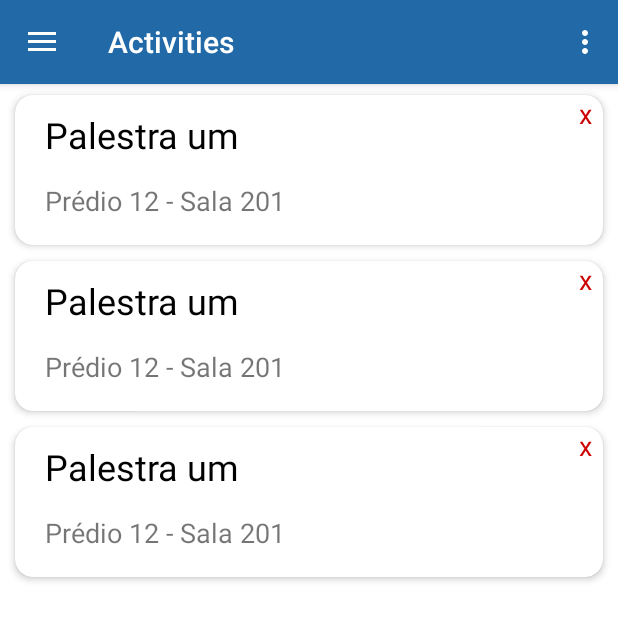
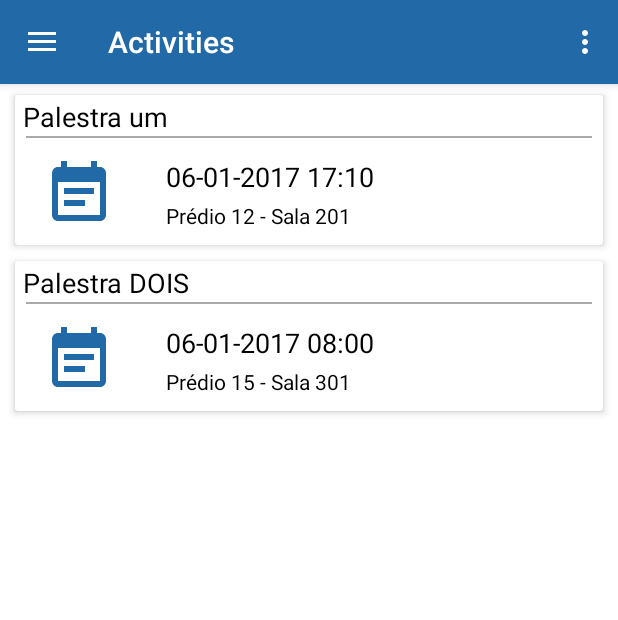
Before and after one commit to GAJ2L/Eventtus, an Android app: the fragment ActivityFragment placed in its activity, on a phone screen of 412 x 824 dp. Shown: the top 620 px of the screen. Run offline under Robolectric (Android 15) with nearby library versions, the phone set to English and light mode, and no system bars.

Commit message:
Ajutado atividade e eventos

```diff
--- a/app/src/main/java/com/gaj2l/eventtus/view/adapters/ActivityAdapter.java
+++ b/app/src/main/java/com/gaj2l/eventtus/view/adapters/ActivityAdapter.java
@@ -12,6 +12,8 @@ import com.gaj2l.eventtus.models.Activity;
 import com.gaj2l.eventtus.view.activities.BaseActivity;
 import com.gaj2l.eventtus.view.fragments.ActivityFragment;
 import com.gaj2l.eventtus.view.fragments.DetailActivityFragment;
+
+import org.threeten.bp.format.DateTimeFormatter;
 
 import java.util.List;
 
@@ -28,7 +30,7 @@ public class ActivityAdapter extends RecyclerView.Adapter<ActivityAdapter.ViewHo
 
     @Override
     public ViewHolder onCreateViewHolder(ViewGroup viewGroup, int i) {
-        View v = LayoutInflater.from(viewGroup.getContext()).inflate(R.layout.card_layout, viewGroup, false);
+        View v = LayoutInflater.from(viewGroup.getContext()).inflate(R.layout.card_activity_layout, viewGroup, false);
         ViewHolder viewHolder = new ViewHolder(v);
         return viewHolder;
     }
@@ -37,7 +39,8 @@ public class ActivityAdapter extends RecyclerView.Adapter<ActivityAdapter.ViewHo
     @Override
     public void onBindViewHolder(ViewHolder viewHolder, int i) {
         viewHolder.setItemTitle(getActivity(i).getName());
-        viewHolder.setItemDetail(getActivity(i).getLocalName());
+        viewHolder.setItemLocal(getActivity(i).getLocalName());
+        viewHolder.setItemDateStart(getActivity(i).getDtStart().format(DateTimeFormatter.ofPattern("dd-MM-y HH:mm")));
     }
 
     @Override
@@ -52,26 +55,19 @@ public class ActivityAdapter extends RecyclerView.Adapter<ActivityAdapter.ViewHo
 
     class ViewHolder extends RecyclerView.ViewHolder {
         public TextView itemTitle;
-        public TextView itemDetail;
-        public TextView btnRemove;
+        public TextView itemLocal;
+        public TextView itemDateStart;
 
         public ViewHolder(View itemView) {
             super(itemView);
-            itemTitle = (TextView) itemView.findViewById(R.id.item_title);
-            itemDetail = (TextView) itemView.findViewById(R.id.item_detail);
-            btnRemove = (TextView) itemView.findViewById(R.id.btnRemove);
+            itemTitle     = (TextView) itemView.findViewById(R.id.txtName);
+            itemLocal     = (TextView) itemView.findViewById(R.id.txtLocal);
+            itemDateStart = (TextView) itemView.findViewById(R.id.txtDateStart);
 
             itemView.setOnClickListener(new View.OnClickListener() {
                 @Override
                 public void onClick(View v) {
                     onClickCard(v);
-                }
-            });
-
-            btnRemove.setOnClickListener(new View.OnClickListener() {
-                @Override
-                public void onClick(View v) {
-                    onRemove(v);
                 }
             });
         }
@@ -80,8 +76,12 @@ public class ActivityAdapter extends RecyclerView.Adapter<ActivityAdapter.ViewHo
             itemTitle.setText(title);
         }
 
-        public void setItemDetail(String detail) {
-            itemDetail.setText(detail);
+        public void setItemLocal(String detail) {
+            itemLocal.setText(detail);
+        }
+
+        public void setItemDateStart(String date) {
+            itemDateStart.setText(date);
         }
 
         public void onClickCard(View v) {
@@ -89,9 +89,5 @@ public class ActivityAdapter extends RecyclerView.Adapter<ActivityAdapter.ViewHo
             fragment.setActivity(list.get(getAdapterPosition()));
             ((BaseActivity) v.getContext()).getFragmentManager().beginTransaction().replace(R.id.fragment, fragment).addToBackStack("DetailActivityFragment").commit();
         }
-
-        public void onRemove(View v) {
-            Snackbar.make(v, "Atividade: " + getAdapterPosition() + " removido!", Snackbar.LENGTH_SHORT).show();
-        }
     }
 }
--- a/app/src/main/java/com/gaj2l/eventtus/view/adapters/EventAdapter.java
+++ b/app/src/main/java/com/gaj2l/eventtus/view/adapters/EventAdapter.java
@@ -14,6 +14,7 @@ import android.widget.TextView;
 import com.gaj2l.eventtus.R;
 import com.gaj2l.eventtus.models.Event;
 import com.gaj2l.eventtus.view.fragments.ActivityFragment;
+import com.gaj2l.eventtus.view.fragments.DetailEventFragment;
 
 import java.util.List;
 
@@ -89,7 +90,9 @@ public class EventAdapter extends RecyclerView.Adapter<EventAdapter.ViewHolder>
         }
 
         public void onClickCard(View v) {
-            ((Activity) v.getContext()).getFragmentManager().beginTransaction().replace(R.id.fragment, new ActivityFragment()).addToBackStack("ActivityFragment").commit();
+            DetailEventFragment fragment = new DetailEventFragment();
+            fragment.setEvent(list.get(getAdapterPosition()));
+            ((Activity) v.getContext()).getFragmentManager().beginTransaction().replace(R.id.fragment, fragment ).addToBackStack("DetailEventFragment").commit();
         }
 
         public void onRemove(View v) {
--- a/app/src/main/java/com/gaj2l/eventtus/view/fragments/ActivityFragment.java
+++ b/app/src/main/java/com/gaj2l/eventtus/view/fragments/ActivityFragment.java
@@ -14,6 +14,10 @@ import com.gaj2l.eventtus.models.Activity;
 import com.gaj2l.eventtus.view.activities.BaseActivity;
 import com.gaj2l.eventtus.view.adapters.ActivityAdapter;
 
+import org.threeten.bp.OffsetDateTime;
+import org.threeten.bp.ZoneOffset;
+import org.threeten.bp.format.DateTimeFormatter;
+
 import java.util.ArrayList;
 import java.util.List;
 
@@ -24,10 +28,16 @@ public class ActivityFragment extends Fragment {
         activities = new ArrayList();
         Activity a = new Activity();
         a.setName("Palestra um");
+        a.setDtStart( OffsetDateTime.of(2017,01,06,17,10,0,0, ZoneOffset.UTC) );
+        a.setDtEnd( OffsetDateTime.of(2017,01,06,17,50,0,0, ZoneOffset.UTC) );
         a.setLocalName("Prédio 12 - Sala 201");
         activities.add(a);
-        activities.add(a);
-        activities.add(a);
+        Activity b = new Activity();
+        b.setName("Palestra DOIS");
+        b.setDtStart( OffsetDateTime.of(2017,01,06,8,00,0,0, ZoneOffset.UTC) );
+        b.setDtEnd( OffsetDateTime.of(2017,01,07,18,30,0,0, ZoneOffset.UTC) );
+        b.setLocalName("Prédio 15 - Sala 301");
+        activities.add(b);
     }
 
     @Override
--- a/app/src/main/java/com/gaj2l/eventtus/view/fragments/EventFragment.java
+++ b/app/src/main/java/com/gaj2l/eventtus/view/fragments/EventFragment.java
@@ -14,6 +14,9 @@ import com.gaj2l.eventtus.models.Event;
 import com.gaj2l.eventtus.view.activities.BaseActivity;
 import com.gaj2l.eventtus.view.adapters.EventAdapter;
 
+import org.threeten.bp.OffsetDateTime;
+import org.threeten.bp.ZoneOffset;
+
 import java.util.ArrayList;
 import java.util.List;
 
@@ -23,8 +26,10 @@ public class EventFragment extends Fragment {
     public EventFragment() {
         events = new ArrayList();
         Event e = new Event();
-        e.setName("Crie XP");
-        e.setDescription("15-03-2017 à 30-03-2017");
+        e.setName("Eventtus");
+        e.setDtStart( OffsetDateTime.of(2017,01,01,8,10,0,0, ZoneOffset.UTC) );
+        e.setDtEnd( OffsetDateTime.of(2017,01,16,17,50,0,0, ZoneOffset.UTC) );
+        e.setDescription("Nunca é tarde para inovar");
         events.add(e);
         events.add(e);
         events.add(e);
--- a/app/src/main/res/drawable/activity.xml
+++ b/app/src/main/res/drawable/activity.xml
@@ -1,9 +1,9 @@
 <vector xmlns:android="http://schemas.android.com/apk/res/android"
-        android:width="24dp"
-        android:height="24dp"
+        android:width="30dp"
+        android:height="30dp"
         android:viewportWidth="24.0"
         android:viewportHeight="24.0">
     <path
-        android:fillColor="#FF000000"
+        android:fillColor="#FFF"
         android:pathData="M19,2h-4.18C14.4,0.84 13.3,0 12,0c-1.3,0 -2.4,0.84 -2.82,2L5,2c-1.1,0 -2,0.9 -2,2v16c0,1.1 0.9,2 2,2h14c1.1,0 2,-0.9 2,-2L21,4c0,-1.1 -0.9,-2 -2,-2zM12,2c0.55,0 1,0.45 1,1s-0.45,1 -1,1 -1,-0.45 -1,-1 0.45,-1 1,-1zM19,20L5,20L5,4h2v3h10L17,4h2v16z"/>
 </vector>
--- /dev/null
+++ b/app/src/main/res/drawable/calendar.xml
@@ -0,0 +1,4 @@
+<vector android:height="48dp" android:viewportHeight="24.0"
+    android:viewportWidth="24.0" android:width="48dp" xmlns:android="http://schemas.android.com/apk/res/android">
+    <path android:fillColor="#2269a7" android:pathData="M17,10L7,10v2h10v-2zM19,3h-1L18,1h-2v2L8,3L8,1L6,1v2L5,3c-1.11,0 -1.99,0.9 -1.99,2L3,19c0,1.1 0.89,2 2,2h14c1.1,0 2,-0.9 2,-2L21,5c0,-1.1 -0.9,-2 -2,-2zM19,19L5,19L5,8h14v11zM14,14L7,14v2h7v-2z"/>
+</vector>
--- a/app/src/main/res/drawable/contact.xml
+++ b/app/src/main/res/drawable/contact.xml
@@ -1,9 +1,9 @@
 <vector xmlns:android="http://schemas.android.com/apk/res/android"
-        android:width="24dp"
-        android:height="24dp"
+        android:width="30dp"
+        android:height="30dp"
         android:viewportWidth="24.0"
         android:viewportHeight="24.0">
     <path
-        android:fillColor="#FF000000"
+        android:fillColor="#FFF"
         android:pathData="M21,8L21,7l-3,2 -3,-2v1l3,2 3,-2zM22,3L2,3C0.9,3 0,3.9 0,5v14c0,1.1 0.9,2 2,2h20c1.1,0 1.99,-0.9 1.99,-2L24,5c0,-1.1 -0.9,-2 -2,-2zM8,6c1.66,0 3,1.34 3,3s-1.34,3 -3,3 -3,-1.34 -3,-3 1.34,-3 3,-3zM14,18L2,18v-1c0,-2 4,-3.1 6,-3.1s6,1.1 6,3.1v1zM22,12h-8L14,6h8v6z"/>
 </vector>
--- a/app/src/main/res/drawable/delete.xml
+++ b/app/src/main/res/drawable/delete.xml
@@ -1,9 +1,9 @@
 <vector xmlns:android="http://schemas.android.com/apk/res/android"
-        android:width="24dp"
-        android:height="24dp"
+        android:width="30dp"
+        android:height="30dp"
         android:viewportWidth="24.0"
         android:viewportHeight="24.0">
     <path
-        android:fillColor="#FF000000"
+        android:fillColor="#FFF"
         android:pathData="M6,19c0,1.1 0.9,2 2,2h8c1.1,0 2,-0.9 2,-2L18,7L6,7v12zM8.46,11.88l1.41,-1.41L12,12.59l2.12,-2.12 1.41,1.41L13.41,14l2.12,2.12 -1.41,1.41L12,15.41l-2.12,2.12 -1.41,-1.41L10.59,14l-2.13,-2.12zM15.5,4l-1,-1h-5l-1,1L5,4v2h14L19,4z"/>
 </vector>
--- a/app/src/main/res/drawable/list.xml
+++ b/app/src/main/res/drawable/list.xml
@@ -1,9 +1,4 @@
-<vector xmlns:android="http://schemas.android.com/apk/res/android"
-        android:width="24dp"
-        android:height="24dp"
-        android:viewportWidth="24.0"
-        android:viewportHeight="24.0">
-    <path
-        android:fillColor="#FF000000"
-        android:pathData="M3,13h2v-2L3,11v2zM3,17h2v-2L3,15v2zM3,9h2L5,7L3,7v2zM7,13h14v-2L7,11v2zM7,17h14v-2L7,15v2zM7,7v2h14L21,7L7,7z"/>
+<vector android:height="30dp" android:viewportHeight="24.0"
+    android:viewportWidth="24.0" android:width="30dp" xmlns:android="http://schemas.android.com/apk/res/android">
+    <path android:fillColor="#FFF" android:pathData="M3,13h2v-2L3,11v2zM3,17h2v-2L3,15v2zM3,9h2L5,7L3,7v2zM7,13h14v-2L7,11v2zM7,17h14v-2L7,15v2zM7,7v2h14L21,7L7,7z"/>
 </vector>
--- /dev/null
+++ b/app/src/main/res/layout/card_activity_layout.xml
@@ -0,0 +1,75 @@
+<?xml version="1.0" encoding="utf-8"?>
+<android.support.v7.widget.CardView xmlns:android="http://schemas.android.com/apk/res/android"
+    xmlns:card_view="http://schemas.android.com/apk/res-auto"
+    xmlns:tools="http://schemas.android.com/tools"
+    android:id="@+id/card_view"
+    android:layout_width="match_parent"
+    android:layout_height="100dp"
+    android:layout_marginBottom="3dp"
+    android:layout_marginLeft="10dp"
+    android:layout_marginRight="10dp"
+    android:layout_marginTop="7dp"
+    android:clickable="true"
+    android:foreground="?selectableItemBackground"
+    card_view:cardBackgroundColor="@color/colorAccent"
+    card_view:cardElevation="3dp">
+
+    <RelativeLayout
+        android:layout_width="match_parent"
+        android:layout_height="match_parent">
+
+        <TextView
+            android:id="@+id/txtLocal"
+            android:layout_width="match_parent"
+            android:layout_height="wrap_content"
+            android:layout_alignBottom="@+id/icActivty"
+            android:layout_alignEnd="@+id/txtDateStart"
+            android:layout_alignStart="@+id/txtDateStart"
+            android:text="Prédio"
+            android:textColor="@android:color/black"
+            android:textSize="14sp" />
+
+        <TextView
+            android:id="@+id/txtDateStart"
+            android:layout_width="match_parent"
+            android:layout_height="wrap_content"
+            android:layout_alignTop="@+id/icActivty"
+            android:layout_marginEnd="5dp"
+            android:layout_marginLeft="5dp"
+            android:layout_marginStart="34dp"
+            android:layout_toEndOf="@+id/icActivty"
+            android:text="2001"
+            android:textColor="@android:color/black"
+            android:textSize="18sp" />
+
+        <TextView
+            android:id="@+id/txtName"
+            android:layout_width="112dp"
+            android:layout_height="wrap_content"
+            android:layout_marginLeft="5dp"
+            android:layout_marginTop="2dp"
+            android:text="Activity Name"
+            android:textColor="@android:color/black"
+            android:textSize="18sp" />
+
+        <TextView
+            android:id="@+id/borda"
+            android:layout_width="match_parent"
+            android:layout_height="1dp"
+            android:layout_marginLeft="7dp"
+            android:layout_marginRight="7dp"
+            android:layout_marginTop="27dp"
+            android:background="@android:color/darker_gray" />
+
+        <TextView
+            android:id="@+id/icActivty"
+            android:layout_width="wrap_content"
+            android:layout_height="wrap_content"
+            android:layout_alignStart="@+id/txtName"
+            android:layout_below="@+id/borda"
+            android:layout_marginStart="13dp"
+            android:layout_marginTop="13dp"
+            android:drawableLeft="@drawable/calendar" />
+    </RelativeLayout>
+
+</android.support.v7.widget.CardView>
--- a/app/src/main/res/values/strings.xml
+++ b/app/src/main/res/values/strings.xml
@@ -62,5 +62,9 @@
     <string name="card_send_a_question">Send a question</string>
     <string name="card_attachment">Attachements</string>
     <string name="btn_location_activity">Location</string>
+    <string name="btn_about_event">About</string>
+    <string name="btn_delete">Delete</string>
+    <string name="btn_contact">Contact</string>
+    <string name="btn_activities_event">Activities</string>
     <!-- END ERRORS-->
 </resources>
```
Also changed, not shown: app/src/main/java/com/gaj2l/eventtus/models/Activity.java (+38 -0 lines), app/src/main/java/com/gaj2l/eventtus/models/Event.java (+38 -0 lines), app/src/main/java/com/gaj2l/eventtus/view/fragments/DetailActivityFragment.java (+18 -8 lines), app/src/main/java/com/gaj2l/eventtus/view/fragments/DetailEventFragment.java (+58 -13 lines), app/src/main/res/layout/fragment_detail_activity.xml (+19 -19 lines), app/src/main/res/layout/fragment_detail_event.xml (+26 -56 lines), 1 other file.
